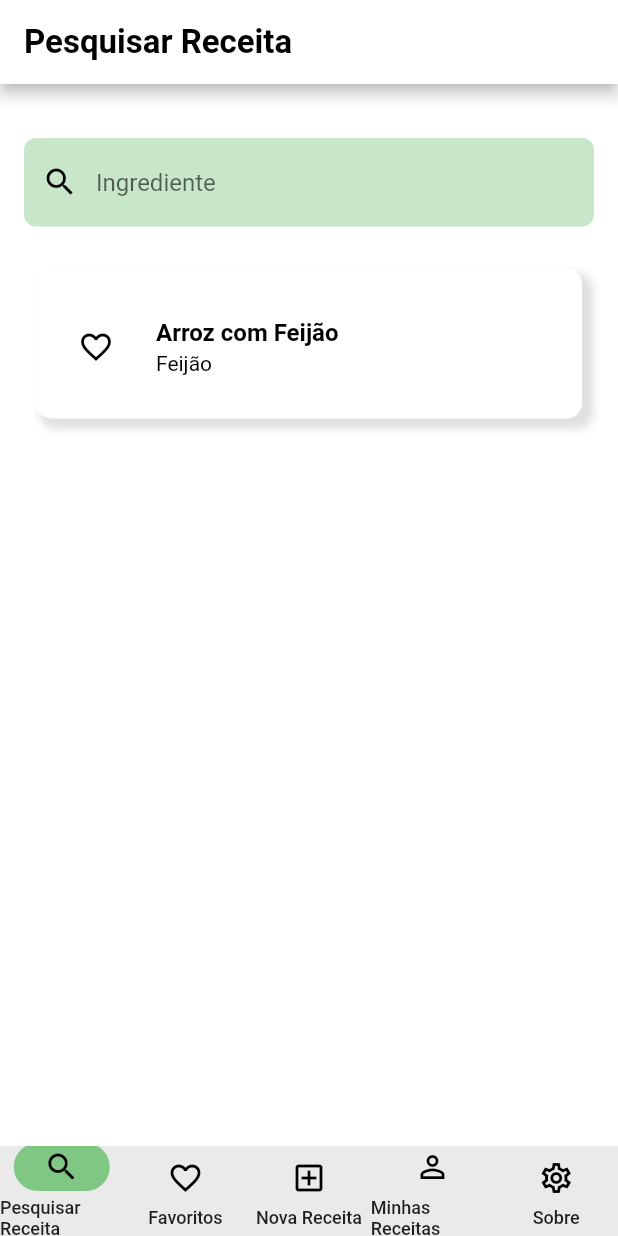
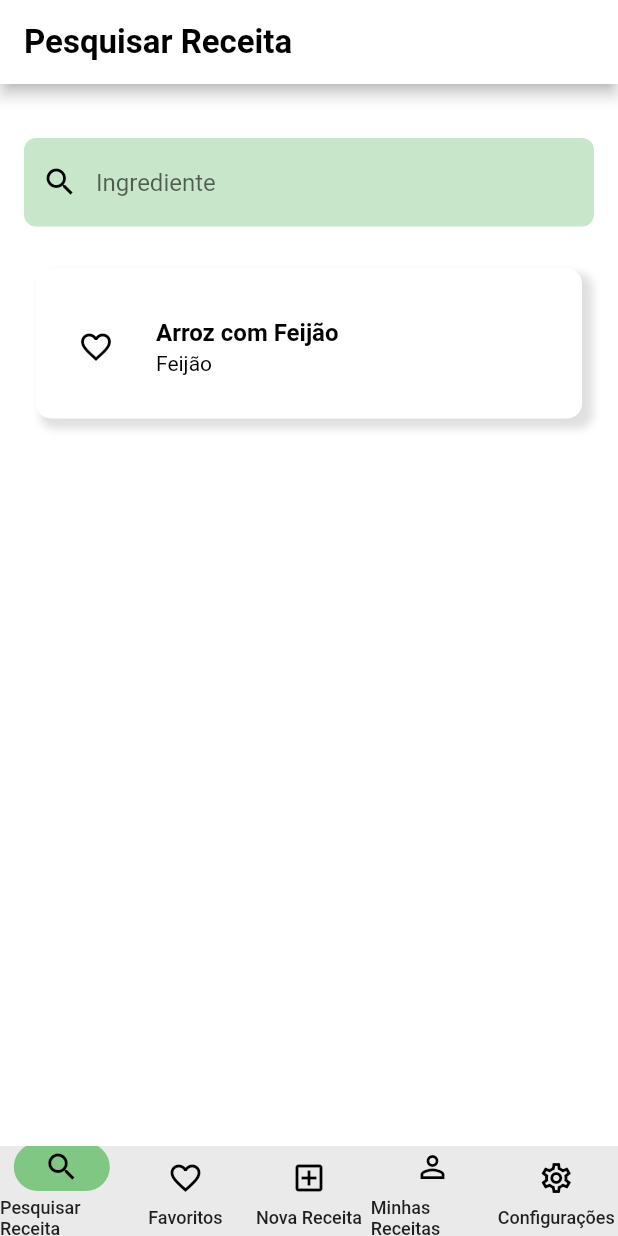
Before and after one commit to AmarildoZoletJunior/PiattoProject, a Flutter app: the MainPage screen opened directly, on a phone screen of 412 x 824 dp. Run offline on Flutter 3.47's test engine with Material 2 defaults, Android fonts, the phone set to English and light mode, and no system bars; our stand-ins replace google_fonts; missing offline and left inert: flutter_multi_select_items; Roboto replaces fonts that are missing (Italiana).

Commit message:
Alteração nome navbar
Nome alterado de "sobre" para "configurações".

```diff
--- a/lib/Component/ButtonPages.dart
+++ b/lib/Component/ButtonPages.dart
@@ -59,7 +59,7 @@ class _MainPageState extends State<MainPage> {
               NavigationDestination(
                 icon: Icon(Icons.settings_outlined),
                 selectedIcon: Icon(Icons.settings),
-                label: 'Sobre',
+                label: 'Configurações',
               ),
             ],
           ),
```
